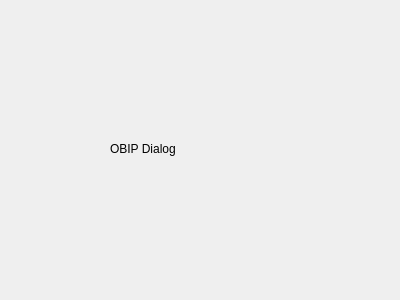
Old version of the form src/gui/forms/obipdialog.ui in the repository Vriur/xfglenses.
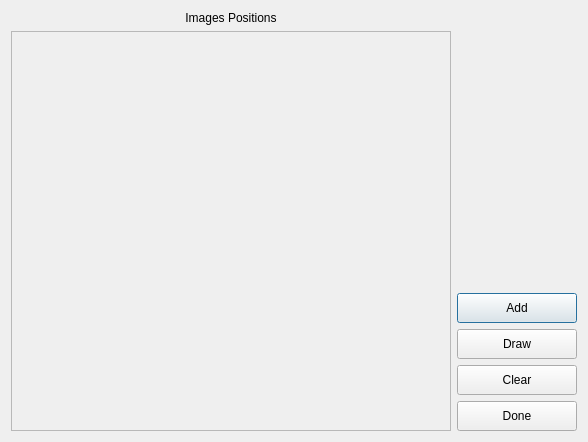
New version of the form.

Commit message: OBIP View & Quick Fixs

```diff
--- a/src/gui/forms/obipdialog.ui
+++ b/src/gui/forms/obipdialog.ui
@@ -6,26 +6,179 @@
    <rect>
     <x>0</x>
     <y>0</y>
-    <width>400</width>
-    <height>300</height>
+    <width>586</width>
+    <height>441</height>
    </rect>
   </property>
   <property name="windowTitle">
    <string>Dialog</string>
   </property>
-  <widget class="QLabel" name="label">
-   <property name="geometry">
-    <rect>
-     <x>110</x>
-     <y>140</y>
-     <width>131</width>
-     <height>17</height>
-    </rect>
-   </property>
-   <property name="text">
-    <string>OBIP Dialog</string>
-   </property>
-  </widget>
+  <layout class="QGridLayout" name="gridLayout">
+   <item row="0" column="0">
+    <widget class="QLabel" name="label">
+     <property name="text">
+      <string>&lt;html&gt;&lt;head/&gt;&lt;body&gt;&lt;p align=&quot;center&quot;&gt;Images Positions&lt;/p&gt;&lt;/body&gt;&lt;/html&gt;</string>
+     </property>
+    </widget>
+   </item>
+   <item row="1" column="1">
+    <layout class="QVBoxLayout" name="verticalLayout">
+     <item>
+      <spacer name="verticalSpacer">
+       <property name="orientation">
+        <enum>Qt::Vertical</enum>
+       </property>
+       <property name="sizeHint" stdset="0">
+        <size>
+         <width>20</width>
+         <height>40</height>
+        </size>
+       </property>
+      </spacer>
+     </item>
+     <item>
+      <widget class="QPushButton" name="AddBtn">
+       <property name="sizePolicy">
+        <sizepolicy hsizetype="Minimum" vsizetype="Minimum">
+         <horstretch>0</horstretch>
+         <verstretch>0</verstretch>
+        </sizepolicy>
+       </property>
+       <property name="minimumSize">
+        <size>
+         <width>120</width>
+         <height>30</height>
+        </size>
+       </property>
+       <property name="maximumSize">
+        <size>
+         <width>120</width>
+         <height>30</height>
+        </size>
+       </property>
+       <property name="text">
+        <string>Add</string>
+       </property>
+      </widget>
+     </item>
+     <item>
+      <widget class="QPushButton" name="DrawBtn">
+       <property name="sizePolicy">
+        <sizepolicy hsizetype="Minimum" vsizetype="Minimum">
+         <horstretch>0</horstretch>
+         <verstretch>0</verstretch>
+        </sizepolicy>
+       </property>
+       <property name="minimumSize">
+        <size>
+         <width>120</width>
+         <height>30</height>
+        </size>
+       </property>
+       <property name="maximumSize">
+        <size>
+         <width>120</width>
+         <height>30</height>
+        </size>
+       </property>
+       <property name="text">
+        <string>Draw</string>
+       </property>
+      </widget>
+     </item>
+     <item>
+      <widget class="QPushButton" name="ClearBtn">
+       <property name="sizePolicy">
+        <sizepolicy hsizetype="Minimum" vsizetype="Minimum">
+         <horstretch>0</horstretch>
+         <verstretch>0</verstretch>
+        </sizepolicy>
+       </property>
+       <property name="minimumSize">
+        <size>
+         <width>120</width>
+         <height>30</height>
+        </size>
+       </property>
+       <property name="maximumSize">
+        <size>
+         <width>120</width>
+         <height>30</height>
+        </size>
+       </property>
+       <property name="text">
+        <string>Clear</string>
+       </property>
+      </widget>
+     </item>
+     <item>
+      <widget class="QPushButton" name="DoneBtn">
+       <property name="sizePolicy">
+        <sizepolicy hsizetype="Minimum" vsizetype="Minimum">
+         <horstretch>0</horstretch>
+         <verstretch>0</verstretch>
+        </sizepolicy>
+       </property>
+       <property name="minimumSize">
+        <size>
+         <width>120</width>
+         <height>30</height>
+        </size>
+       </property>
+       <property name="maximumSize">
+        <size>
+         <width>120</width>
+         <height>30</height>
+        </size>
+       </property>
+       <property name="text">
+        <string>Done</string>
+       </property>
+      </widget>
+     </item>
+    </layout>
+   </item>
+   <item row="1" column="0">
+    <widget class="QScrollArea" name="ModelsArea">
+     <property name="sizePolicy">
+      <sizepolicy hsizetype="Minimum" vsizetype="MinimumExpanding">
+       <horstretch>0</horstretch>
+       <verstretch>0</verstretch>
+      </sizepolicy>
+     </property>
+     <property name="minimumSize">
+      <size>
+       <width>440</width>
+       <height>400</height>
+      </size>
+     </property>
+     <property name="widgetResizable">
+      <bool>true</bool>
+     </property>
+     <widget class="QWidget" name="ScrollContents">
+      <property name="geometry">
+       <rect>
+        <x>0</x>
+        <y>0</y>
+        <width>438</width>
+        <height>398</height>
+       </rect>
+      </property>
+      <property name="minimumSize">
+       <size>
+        <width>380</width>
+        <height>0</height>
+       </size>
+      </property>
+      <layout class="QVBoxLayout" name="verticalLayout_3">
+       <item>
+        <layout class="QVBoxLayout" name="ScrollLayout"/>
+       </item>
+      </layout>
+     </widget>
+    </widget>
+   </item>
+  </layout>
  </widget>
  <resources/>
  <connections/>
```
Left out of the diff: 2 changed lines with no effect on the pictures. The commit also changes 16 other files.
